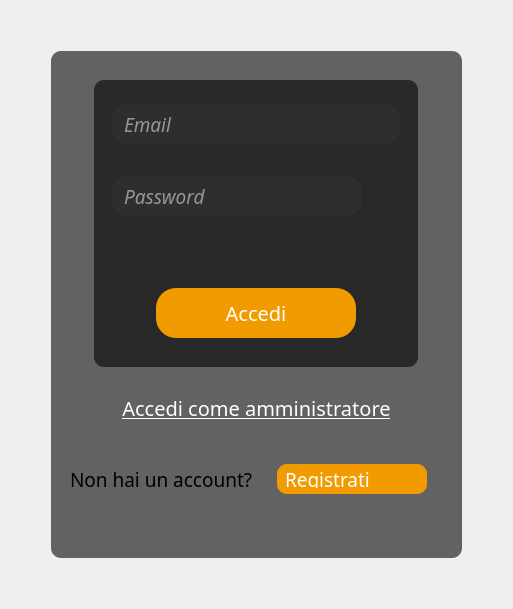
Before: the Qt Designer form projectIS/home/view/vistalogin2.ui in chritianchiappa/progetto_panificio, drawn with Qt 5.
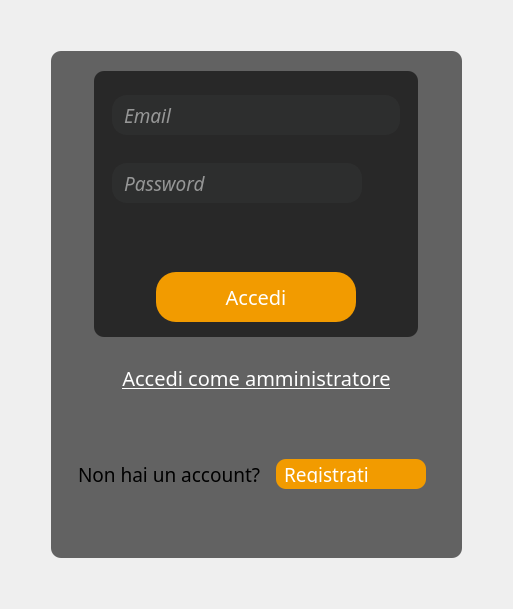
After: the same form once the commit is applied. Icons and pictures are not drawn.

```diff
--- a/projectIS/home/view/vistalogin2.ui
+++ b/projectIS/home/view/vistalogin2.ui
@@ -83,22 +83,9 @@
       <number>3</number>
      </property>
      <layout class="QVBoxLayout" name="verticalLayout">
-      <item>
-       <spacer name="verticalSpacer_3">
-        <property name="orientation">
-         <enum>Qt::Vertical</enum>
-        </property>
-        <property name="sizeType">
-         <enum>QSizePolicy::Fixed</enum>
-        </property>
-        <property name="sizeHint" stdset="0">
-         <size>
-          <width>20</width>
-          <height>20</height>
-         </size>
-        </property>
-       </spacer>
-      </item>
+      <property name="topMargin">
+       <number>20</number>
+      </property>
       <item alignment="Qt::AlignHCenter|Qt::AlignVCenter">
        <widget class="QFrame" name="frame_5">
         <property name="sizePolicy">
@@ -120,6 +107,9 @@
          <enum>QFrame::Raised</enum>
         </property>
         <layout class="QVBoxLayout" name="verticalLayout_2">
+         <property name="bottomMargin">
+          <number>15</number>
+         </property>
          <item>
           <widget class="QFrame" name="frame_4">
            <property name="sizePolicy">
@@ -389,22 +379,6 @@
            </property>
           </widget>
          </item>
-         <item>
-          <spacer name="verticalSpacer_7">
-           <property name="orientation">
-            <enum>Qt::Vertical</enum>
-           </property>
-           <property name="sizeType">
-            <enum>QSizePolicy::Fixed</enum>
-           </property>
-           <property name="sizeHint" stdset="0">
-            <size>
-             <width>20</width>
-             <height>20</height>
-            </size>
-           </property>
-          </spacer>
-         </item>
         </layout>
        </widget>
       </item>
@@ -458,7 +432,7 @@
         </property>
        </widget>
       </item>
-      <item>
+      <item alignment="Qt::AlignHCenter|Qt::AlignBottom">
        <widget class="QFrame" name="frame_2">
         <property name="sizePolicy">
          <sizepolicy hsizetype="Preferred" vsizetype="Expanding">
@@ -469,7 +443,7 @@
         <property name="minimumSize">
          <size>
           <width>320</width>
-          <height>100</height>
+          <height>150</height>
          </size>
         </property>
         <property name="baseSize">
@@ -488,7 +462,7 @@
          <enum>QFrame::Raised</enum>
         </property>
         <layout class="QHBoxLayout" name="horizontalLayout">
-         <item alignment="Qt::AlignHCenter">
+         <item>
           <widget class="QLabel" name="label">
            <property name="font">
             <font>
@@ -501,8 +475,23 @@
            </property>
           </widget>
          </item>
-         <item alignment="Qt::AlignHCenter">
+         <item>
+          <widget class="QFrame" name="frame_6">
+           <property name="frameShape">
+            <enum>QFrame::StyledPanel</enum>
+           </property>
+           <property name="frameShadow">
+            <enum>QFrame::Raised</enum>
+           </property>
+           <layout class="QVBoxLayout" name="verticalLayout_3">
+            <item>
           <widget class="QComboBox" name="sel_registra">
+              <property name="sizePolicy">
+               <sizepolicy hsizetype="Expanding" vsizetype="Expanding">
+                <horstretch>0</horstretch>
+                <verstretch>0</verstretch>
+               </sizepolicy>
+              </property>
            <property name="minimumSize">
             <size>
              <width>150</width>
@@ -576,21 +565,8 @@
         </layout>
        </widget>
       </item>
-      <item>
-       <spacer name="verticalSpacer_5">
-        <property name="orientation">
-         <enum>Qt::Vertical</enum>
-        </property>
-        <property name="sizeType">
-         <enum>QSizePolicy::Fixed</enum>
-        </property>
-        <property name="sizeHint" stdset="0">
-         <size>
-          <width>20</width>
-          <height>20</height>
-         </size>
-        </property>
-       </spacer>
+        </layout>
+       </widget>
       </item>
      </layout>
     </widget>
```
Lines whose indentation alone changed are shown as unchanged.
